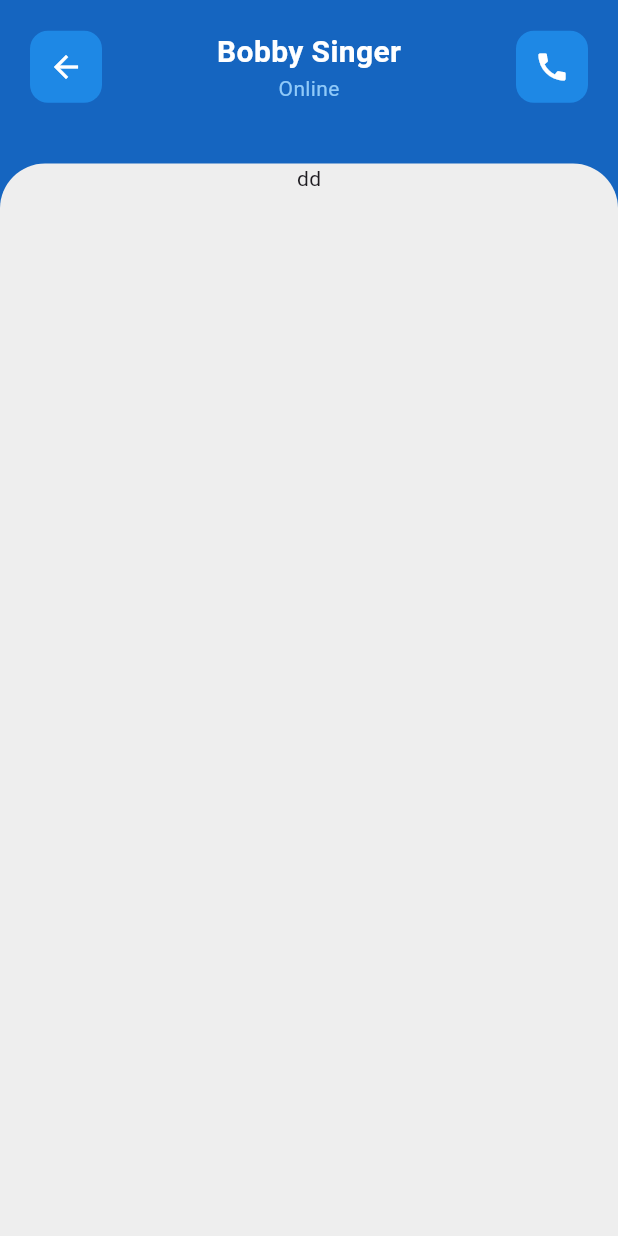
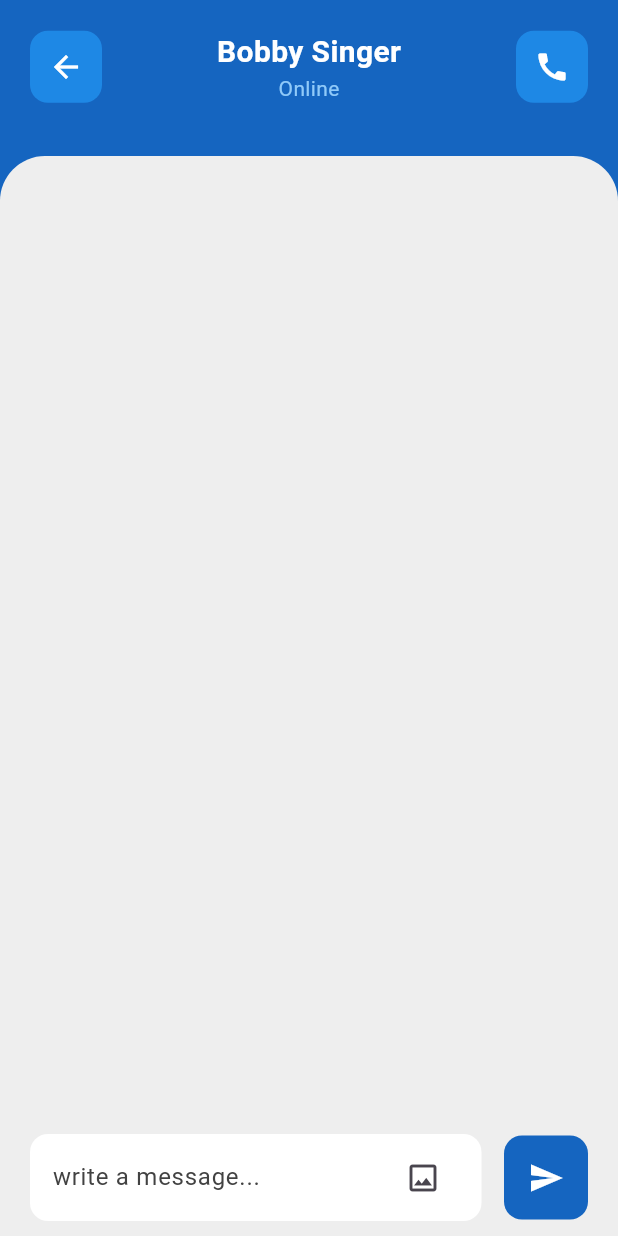
Before and after one commit to Jeremi-Koloma/mentalhealthapp, a Flutter app: the MessagePage screen opened directly, on a phone screen of 412 x 824 dp. Run offline on Flutter 3.47's test engine with Material 3 defaults, Android fonts, the phone set to English and light mode, and no system bars; our stand-ins replace get.

Commit message:
Message bottom textField Okay

```diff
--- a/lib/pages/message/message_page.dart
+++ b/lib/pages/message/message_page.dart
@@ -1,4 +1,5 @@
 import 'package:flutter/material.dart';
+import 'package:flutter/widgets.dart';
 
 class MessagePage extends StatelessWidget {
   const MessagePage({super.key});
@@ -63,7 +64,7 @@ class MessagePage extends StatelessWidget {
                 ],
               ),
             ),
-            const SizedBox(height: 20.0),
+            const SizedBox(height: 15.0),
             // MESSAGE CONTAINER
             Expanded(
               child: Container(
@@ -74,9 +75,75 @@ class MessagePage extends StatelessWidget {
                     topRight: Radius.circular(30.0),
                   ),
                 ),
-                child: const Center(
-                  child: Column(
-                    children: [Text("dd")],
+                child: Center(
+                  child: Padding(
+                    padding: const EdgeInsets.symmetric(horizontal: 20.0),
+                    child: Column(
+                      children: [
+                        // MESSAGE LEFT
+                        Expanded(
+                          child: Container(),
+                        ),
+
+                        // BOTTOM INPUT SECTION
+                        Padding(
+                          padding: const EdgeInsets.only(bottom: 10.0),
+                          child: Row(
+                            children: [
+                              // INPUT MESSAGE
+                              Expanded(
+                                child: Container(
+                                  decoration: BoxDecoration(
+                                    color: Colors.white,
+                                    borderRadius: BorderRadius.circular(12.0),
+                                  ),
+                                  child: Padding(
+                                    padding: const EdgeInsets.only(
+                                        left: 15, top: 5, right: 15, bottom: 5),
+                                    child: Row(
+                                      children: [
+                                        Expanded(
+                                          child: TextField(
+                                            keyboardType:
+                                                TextInputType.multiline,
+                                            maxLines: null,
+                                            decoration: InputDecoration(
+                                              hintText: 'write a message...',
+                                              border: InputBorder.none,
+                                              hintStyle: TextStyle(
+                                                color: Colors.grey[800],
+                                              ),
+                                            ),
+                                          ),
+                                        ),
+                                        // GALERIE ICON
+                                        IconButton(
+                                          onPressed: () {},
+                                          icon:
+                                              const Icon(Icons.image_outlined),
+                                        ),
+                                      ],
+                                    ),
+                                  ),
+                                ),
+                              ),
+                              const SizedBox(width: 15.0),
+                              Container(
+                                padding: const EdgeInsets.all(16.0),
+                                decoration: BoxDecoration(
+                                  color: Colors.blue[800],
+                                  borderRadius: BorderRadius.circular(12.0),
+                                ),
+                                child: const Icon(
+                                  Icons.send,
+                                  color: Colors.white,
+                                ),
+                              ),
+                            ],
+                          ),
+                        ),
+                      ],
+                    ),
                   ),
                 ),
               ),
```
